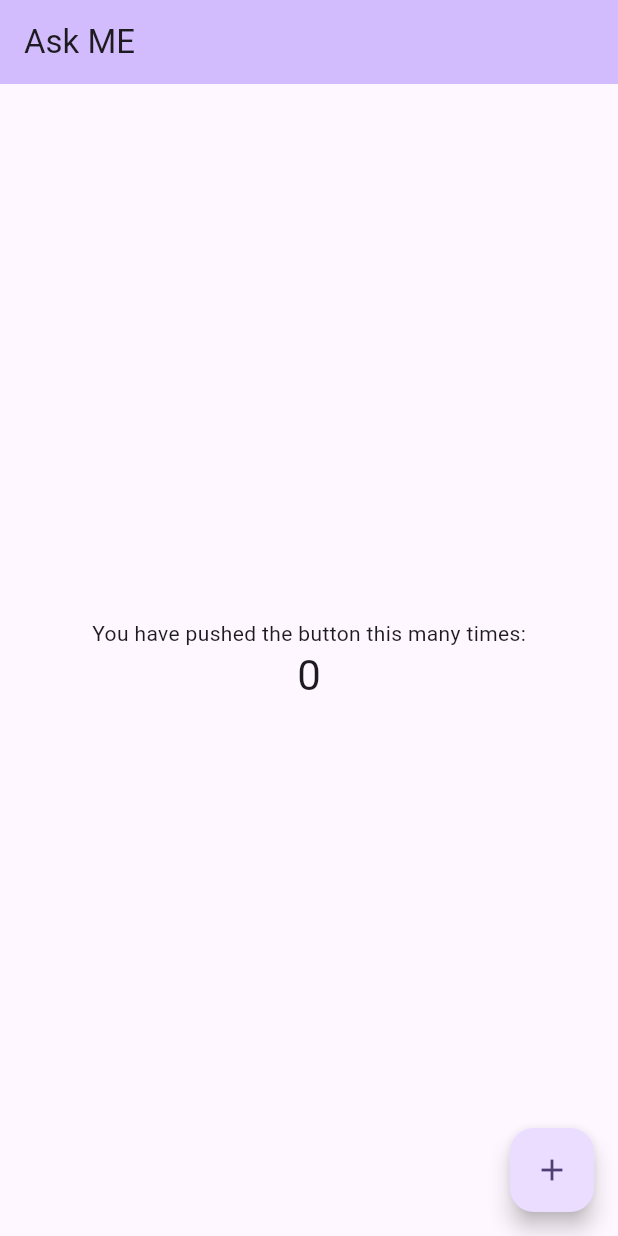
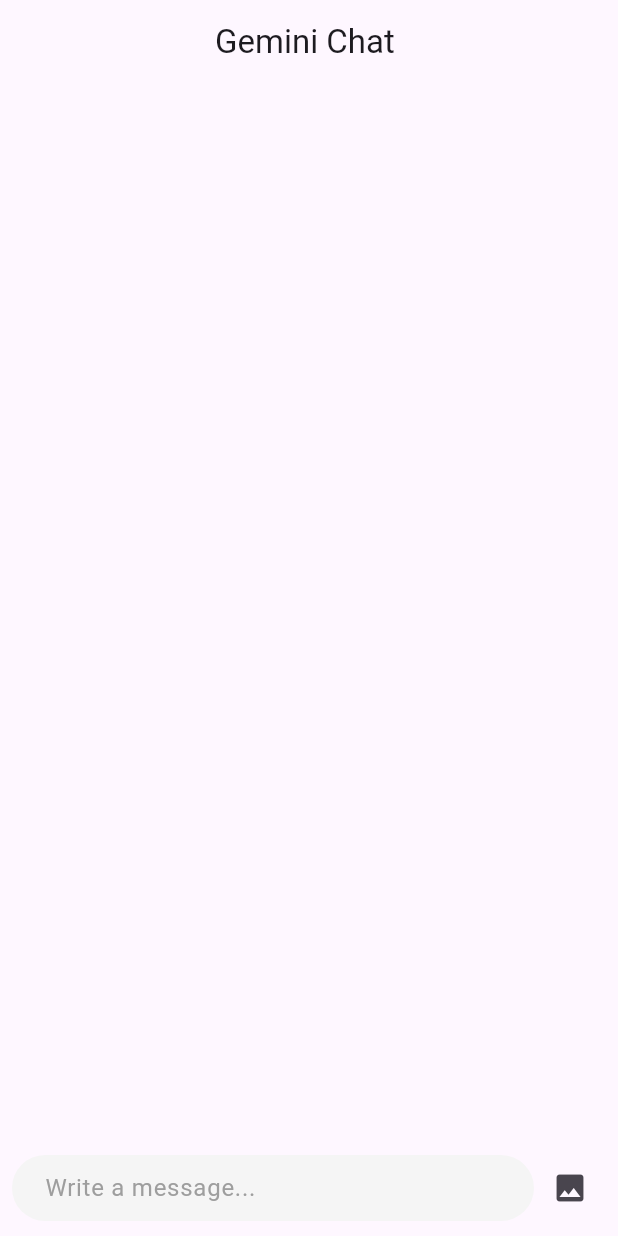
Before and after one commit to AhmedBelal31/Gemini_Chat_APP, a Flutter app: the screen it shows after launch, on a phone screen of 412 x 824 dp. Run offline on Flutter 3.47's test engine with Material 3 defaults, Android fonts, the phone set to English and light mode, and no system bars; drawn by our look-alikes of dash_chat_2; our stand-ins replace flutter_dotenv, flutter_gemini, image_picker.

Commit message:
Build GEMINI APP

```diff
--- a/lib/main.dart
+++ b/lib/main.dart
@@ -1,6 +1,7 @@
 import 'package:flutter/material.dart';
 import 'package:flutter_gemini/flutter_gemini.dart';
 import 'package:flutter_dotenv/flutter_dotenv.dart';
+import 'package:gemini_chat_app/screens/home_sceen.dart';
 
 void main() async{
   await dotenv.load(fileName: ".env");
@@ -20,95 +21,7 @@ class GeminiChatApp extends StatelessWidget {
         colorScheme: ColorScheme.fromSeed(seedColor: Colors.deepPurple),
         useMaterial3: true,
       ),
-      home:  MyHomePage(title: 'Ask ME' ),
+      home:  HomeScreen(),
     );
   }
 }
-
-class MyHomePage extends StatefulWidget {
-  const MyHomePage({super.key, required this.title});
-
-  // This widget is the home page of your application. It is stateful, meaning
-  // that it has a State object (defined below) that contains fields that affect
-  // how it looks.
-
-  // This class is the configuration for the state. It holds the values (in this
-  // case the title) provided by the parent (in this case the App widget) and
-  // used by the build method of the State. Fields in a Widget subclass are
-  // always marked "final".
-
-  final String title;
-
-  @override
-  State<MyHomePage> createState() => _MyHomePageState();
-}
-
-class _MyHomePageState extends State<MyHomePage> {
-  int _counter = 0;
-
-  void _incrementCounter() {
-    setState(() {
-      // This call to setState tells the Flutter framework that something has
-      // changed in this State, which causes it to rerun the build method below
-      // so that the display can reflect the updated values. If we changed
-      // _counter without calling setState(), then the build method would not be
-      // called again, and so nothing would appear to happen.
-      _counter++;
-    });
-  }
-
-  @override
-  Widget build(BuildContext context) {
-    // This method is rerun every time setState is called, for instance as done
-    // by the _incrementCounter method above.
-    //
-    // The Flutter framework has been optimized to make rerunning build methods
-    // fast, so that you can just rebuild anything that needs updating rather
-    // than having to individually change instances of widgets.
-    return Scaffold(
-      appBar: AppBar(
-        // TRY THIS: Try changing the color here to a specific color (to
-        // Colors.amber, perhaps?) and trigger a hot reload to see the AppBar
-        // change color while the other colors stay the same.
-        backgroundColor: Theme.of(context).colorScheme.inversePrimary,
-        // Here we take the value from the MyHomePage object that was created by
-        // the App.build method, and use it to set our appbar title.
-        title: Text(widget.title),
-      ),
-      body: Center(
-        // Center is a layout widget. It takes a single child and positions it
-        // in the middle of the parent.
-        child: Column(
-          // Column is also a layout widget. It takes a list of children and
-          // arranges them vertically. By default, it sizes itself to fit its
-          // children horizontally, and tries to be as tall as its parent.
-          //
-          // Column has various properties to control how it sizes itself and
-          // how it positions its children. Here we use mainAxisAlignment to
-          // center the children vertically; the main axis here is the vertical
-          // axis because Columns are vertical (the cross axis would be
-          // horizontal).
-          //
-          // TRY THIS: Invoke "debug painting" (choose the "Toggle Debug Paint"
-          // action in the IDE, or press "p" in the console), to see the
-          // wireframe for each widget.
-          mainAxisAlignment: MainAxisAlignment.center,
-          children: <Widget>[
-            const Text(
-              'You have pushed the button this many times:',
-            ),
-            Text(
-              '$_counter',
-              style: Theme.of(context).textTheme.headlineMedium,
-            ),
-          ],
-        ),
-      ),
-      floatingActionButton: FloatingActionButton(
-        onPressed: _incrementCounter,
-        tooltip: 'Increment',
-        child: const Icon(Icons.add),
-      ), // This trailing comma makes auto-formatting nicer for build methods.
-    );
-  }
-}
--- /dev/null
+++ b/lib/screens/home_sceen.dart
@@ -0,0 +1,142 @@
+import 'dart:io';
+import 'dart:typed_data';
+
+import 'package:dash_chat_2/dash_chat_2.dart';
+import 'package:flutter/material.dart';
+import 'package:flutter_gemini/flutter_gemini.dart';
+import 'package:image_picker/image_picker.dart';
+
+class HomeScreen extends StatefulWidget {
+  const HomeScreen({super.key});
+
+  @override
+  State<HomeScreen> createState() => _HomeScreenState();
+}
+
+class _HomeScreenState extends State<HomeScreen> {
+  @override
+  Widget build(BuildContext context) {
+    return Scaffold(
+      appBar: AppBar(
+        scrolledUnderElevation: 0,
+        title: const Text('Gemini Chat '),
+        centerTitle: true,
+      ),
+      body: const HomeScreenBody(),
+    );
+  }
+}
+
+class HomeScreenBody extends StatefulWidget {
+  const HomeScreenBody({super.key});
+
+  @override
+  State<HomeScreenBody> createState() => _HomeScreenBodyState();
+}
+
+class _HomeScreenBodyState extends State<HomeScreenBody> {
+  //Chat Message
+  // .. 1-User 2-Gemini
+
+  final Gemini gemini = Gemini.instance;
+
+  ChatUser currentUser = ChatUser(
+    id: '0',
+    firstName: 'User',
+    profileImage:
+        'https://t3.ftcdn.net/jpg/05/17/79/88/360_F_517798849_WuXhHTpg2djTbfNf0FQAjzFEoluHpnct.jpg',
+  );
+  ChatUser geminiUser = ChatUser(
+    id: '1',
+    firstName: 'Gemini',
+    profileImage:
+        'https://encrypted-tbn0.gstatic.com/images?q=tbn:ANd9GcThr7qrIazsvZwJuw-uZCtLzIjaAyVW_ZrlEQ&s',
+  );
+
+  List<ChatMessage> messages = [];
+
+  void _sendMessage(ChatMessage chatMessages) {
+    setState(() {
+      messages = [chatMessages, ...messages];
+    });
+    try {
+      String question = chatMessages.text;
+      List<Uint8List>? images;
+      if (chatMessages.medias?.isNotEmpty ?? false) {
+        images = [
+          File(chatMessages.medias!.first.url).readAsBytesSync(),
+        ];
+      }
+      gemini.streamGenerateContent(question, images: images).listen((event) {
+        ChatMessage? lastMessage = messages.firstOrNull;
+
+        if (lastMessage != null && lastMessage.user == geminiUser) {
+          lastMessage = messages.removeAt(0);
+          String response = event.content?.parts?.fold(
+                  "", (previous, current) => "$previous${current.text}") ??
+              "";
+          lastMessage.text += response;
+          setState(() {
+            messages = [lastMessage!, ...messages];
+          });
+        } else {
+          String response = event.content?.parts?.fold(
+                  "", (previous, current) => "$previous${current.text}") ??
+              "";
+          ChatMessage message = ChatMessage(
+            user: geminiUser,
+            createdAt: DateTime.now(),
+            text: response,
+          );
+
+          setState(() {
+            messages = [message, ...messages];
+          });
+        }
+      });
+    } catch (e) {
+      print('error here ${e.toString()}');
+    }
+  }
+
+  void sendMediaMessage() async {
+    ImagePicker imagePicker = ImagePicker();
+    XFile? file = await imagePicker.pickImage(source: ImageSource.gallery);
+    if (file != null) {
+      ChatMessage chatMessage = ChatMessage(
+        user: currentUser,
+        createdAt: DateTime.now(),
+        text: 'Describe this picture?',
+        medias: [
+          ChatMedia(
+            url: file.path,
+            fileName: "",
+            type: MediaType.image,
+          ),
+        ],
+      );
+      setState(() {
+        messages = [chatMessage, ...messages];
+      });
+
+      _sendMessage(chatMessage);
+    }
+  }
+
+  @override
+  Widget build(BuildContext context) {
+    return DashChat(
+      currentUser: currentUser,
+      onSend: _sendMessage,
+      messages: messages,
+      inputOptions: InputOptions(
+        trailing: [
+          IconButton(
+            onPressed: sendMediaMessage,
+            icon: const Icon(Icons.image),
+          ),
+        ],
+      ),
+    );
+  }
+}
```
